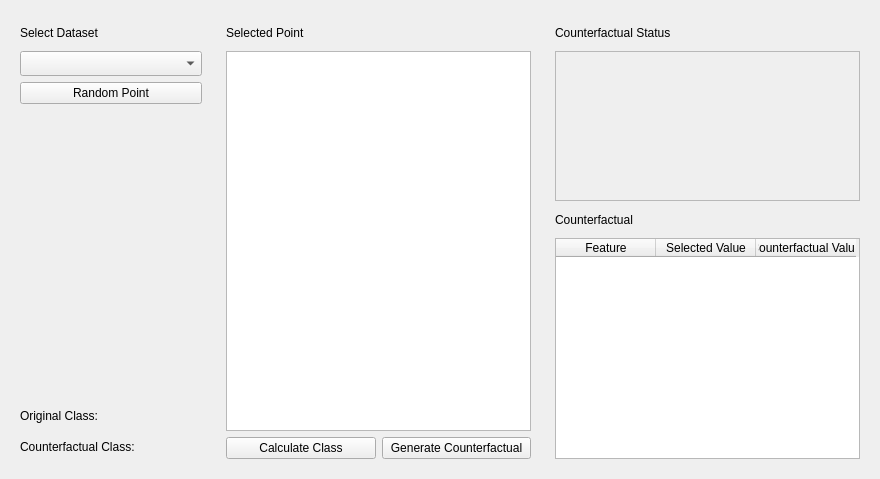
Above: ui/CounterfactualInterface/CounterfactualInterface.ui from vidalt/OCEAN before the change. Below: the same form after it.
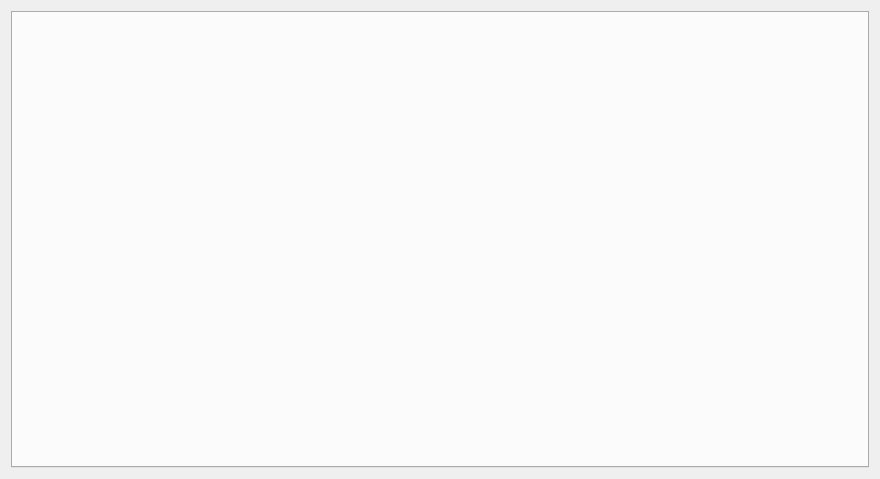
That is the form after the change.

Patch:
```diff
--- a/ui/CounterfactualInterface/CounterfactualInterface.ui
+++ b/ui/CounterfactualInterface/CounterfactualInterface.ui
@@ -20,298 +20,13 @@
   </property>
   <layout class="QHBoxLayout" name="horizontalLayout">
    <item>
-    <widget class="QWidget" name="widgetContainerDataset" native="true">
-     <property name="sizePolicy">
-      <sizepolicy hsizetype="Preferred" vsizetype="Preferred">
-       <horstretch>0</horstretch>
-       <verstretch>0</verstretch>
-      </sizepolicy>
+    <widget class="QTabWidget" name="tabWidget">
+     <property name="currentIndex">
+      <number>-1</number>
      </property>
-     <property name="minimumSize">
-      <size>
-       <width>200</width>
-       <height>0</height>
-      </size>
+     <property name="tabsClosable">
+      <bool>false</bool>
      </property>
-     <property name="styleSheet">
-      <string notr="true">QWidget [objectName*=&quot;widgetContainerDataset&quot;]{
-	background-color: rgb(255, 255, 255);
-
-}</string>
-     </property>
-     <layout class="QVBoxLayout" name="verticalLayout">
-      <property name="leftMargin">
-       <number>9</number>
-      </property>
-      <item>
-       <widget class="QLabel" name="labelSelectDataset">
-        <property name="minimumSize">
-         <size>
-          <width>0</width>
-          <height>25</height>
-         </size>
-        </property>
-        <property name="maximumSize">
-         <size>
-          <width>16777215</width>
-          <height>25</height>
-         </size>
-        </property>
-        <property name="text">
-         <string>Select Dataset</string>
-        </property>
-       </widget>
-      </item>
-      <item>
-       <widget class="QComboBox" name="comboBoxSelectDataset">
-        <property name="minimumSize">
-         <size>
-          <width>0</width>
-          <height>25</height>
-         </size>
-        </property>
-       </widget>
-      </item>
-      <item>
-       <widget class="QPushButton" name="pushButtonRandomPoint">
-        <property name="text">
-         <string>Random Point</string>
-        </property>
-       </widget>
-      </item>
-      <item>
-       <spacer name="verticalSpacer">
-        <property name="orientation">
-         <enum>Qt::Vertical</enum>
-        </property>
-        <property name="sizeHint" stdset="0">
-         <size>
-          <width>20</width>
-          <height>40</height>
-         </size>
-        </property>
-       </spacer>
-      </item>
-      <item>
-       <widget class="QLabel" name="labelOriginalClass">
-        <property name="minimumSize">
-         <size>
-          <width>0</width>
-          <height>25</height>
-         </size>
-        </property>
-        <property name="text">
-         <string>Original Class:</string>
-        </property>
-       </widget>
-      </item>
-      <item>
-       <widget class="QLabel" name="labelCounterfactualClass">
-        <property name="minimumSize">
-         <size>
-          <width>0</width>
-          <height>25</height>
-         </size>
-        </property>
-        <property name="text">
-         <string>Counterfactual Class:</string>
-        </property>
-       </widget>
-      </item>
-     </layout>
-    </widget>
-   </item>
-   <item>
-    <widget class="QWidget" name="widgetContainerSelectedPoint" native="true">
-     <property name="sizePolicy">
-      <sizepolicy hsizetype="Preferred" vsizetype="Preferred">
-       <horstretch>0</horstretch>
-       <verstretch>0</verstretch>
-      </sizepolicy>
-     </property>
-     <property name="styleSheet">
-      <string notr="true">QWidget [objectName*=&quot;widgetContainerSelectedPoint&quot;]{
-	background-color: rgb(255, 255, 255);
-
-}</string>
-     </property>
-     <layout class="QVBoxLayout" name="verticalLayout_2">
-      <property name="leftMargin">
-       <number>9</number>
-      </property>
-      <item>
-       <widget class="QWidget" name="widgetContainerLabels" native="true">
-        <layout class="QHBoxLayout" name="horizontalLayout_3">
-         <property name="leftMargin">
-          <number>0</number>
-         </property>
-         <property name="topMargin">
-          <number>0</number>
-         </property>
-         <property name="rightMargin">
-          <number>0</number>
-         </property>
-         <property name="bottomMargin">
-          <number>0</number>
-         </property>
-         <item>
-          <widget class="QLabel" name="labelSelectedPoint">
-           <property name="minimumSize">
-            <size>
-             <width>0</width>
-             <height>25</height>
-            </size>
-           </property>
-           <property name="maximumSize">
-            <size>
-             <width>16777215</width>
-             <height>25</height>
-            </size>
-           </property>
-           <property name="text">
-            <string>Selected Point</string>
-           </property>
-          </widget>
-         </item>
-        </layout>
-       </widget>
-      </item>
-      <item>
-       <widget class="QListWidget" name="listWidgetSelectedPoint"/>
-      </item>
-      <item>
-       <widget class="QWidget" name="widgetContainerButtons" native="true">
-        <layout class="QHBoxLayout" name="horizontalLayout_2">
-         <property name="leftMargin">
-          <number>0</number>
-         </property>
-         <property name="topMargin">
-          <number>0</number>
-         </property>
-         <property name="rightMargin">
-          <number>0</number>
-         </property>
-         <property name="bottomMargin">
-          <number>0</number>
-         </property>
-         <item>
-          <widget class="QPushButton" name="pushButtonCalculateClass">
-           <property name="text">
-            <string>Calculate Class</string>
-           </property>
-          </widget>
-         </item>
-         <item>
-          <widget class="QPushButton" name="pushButtonGenerateCounterfactual">
-           <property name="text">
-            <string>Generate Counterfactual</string>
-           </property>
-          </widget>
-         </item>
-        </layout>
-       </widget>
-      </item>
-     </layout>
-    </widget>
-   </item>
-   <item>
-    <widget class="QWidget" name="widgetContainerCounterfactual" native="true">
-     <property name="sizePolicy">
-      <sizepolicy hsizetype="Preferred" vsizetype="Preferred">
-       <horstretch>0</horstretch>
-       <verstretch>0</verstretch>
-      </sizepolicy>
-     </property>
-     <property name="styleSheet">
-      <string notr="true">QWidget [objectName*=&quot;widgetContainerCounterfactual&quot;]{
-	background-color: rgb(255, 255, 255);
-
-}</string>
-     </property>
-     <layout class="QVBoxLayout" name="verticalLayout_3">
-      <property name="leftMargin">
-       <number>9</number>
-      </property>
-      <item>
-       <widget class="QLabel" name="labelCounterfactualStatus">
-        <property name="minimumSize">
-         <size>
-          <width>0</width>
-          <height>25</height>
-         </size>
-        </property>
-        <property name="maximumSize">
-         <size>
-          <width>16777215</width>
-          <height>25</height>
-         </size>
-        </property>
-        <property name="text">
-         <string>Counterfactual Status</string>
-        </property>
-       </widget>
-      </item>
-      <item>
-       <widget class="QPlainTextEdit" name="plainTextEditCounterfactualStatus">
-        <property name="enabled">
-         <bool>false</bool>
-        </property>
-        <property name="maximumSize">
-         <size>
-          <width>16777215</width>
-          <height>150</height>
-         </size>
-        </property>
-       </widget>
-      </item>
-      <item>
-       <widget class="QLabel" name="labelCounterfactualComparison">
-        <property name="minimumSize">
-         <size>
-          <width>0</width>
-          <height>25</height>
-         </size>
-        </property>
-        <property name="maximumSize">
-         <size>
-          <width>16777215</width>
-          <height>25</height>
-         </size>
-        </property>
-        <property name="text">
-         <string>Counterfactual</string>
-        </property>
-       </widget>
-      </item>
-      <item>
-       <widget class="QTableWidget" name="tableWidgetCounterfactualComparison">
-        <attribute name="horizontalHeaderCascadingSectionResizes">
-         <bool>false</bool>
-        </attribute>
-        <attribute name="horizontalHeaderMinimumSectionSize">
-         <number>39</number>
-        </attribute>
-        <attribute name="verticalHeaderVisible">
-         <bool>false</bool>
-        </attribute>
-        <column>
-         <property name="text">
-          <string>Feature</string>
-         </property>
-        </column>
-        <column>
-         <property name="text">
-          <string>Selected Value</string>
-         </property>
-        </column>
-        <column>
-         <property name="text">
-          <string>Counterfactual Value</string>
-         </property>
-        </column>
-       </widget>
-      </item>
-     </layout>
     </widget>
    </item>
   </layout>
```
